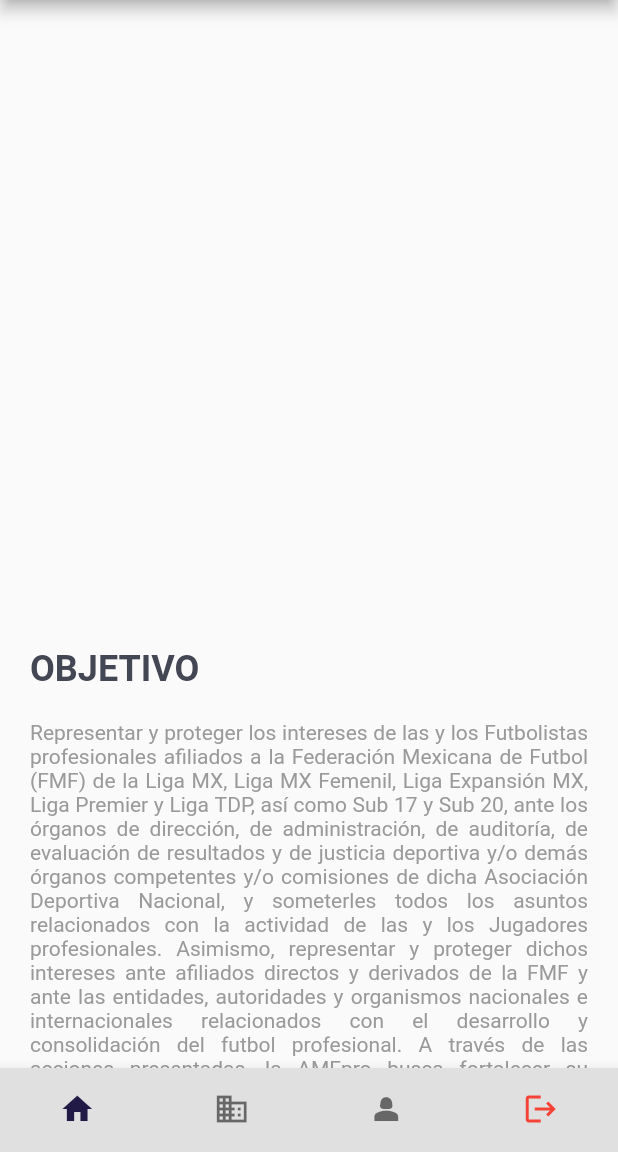
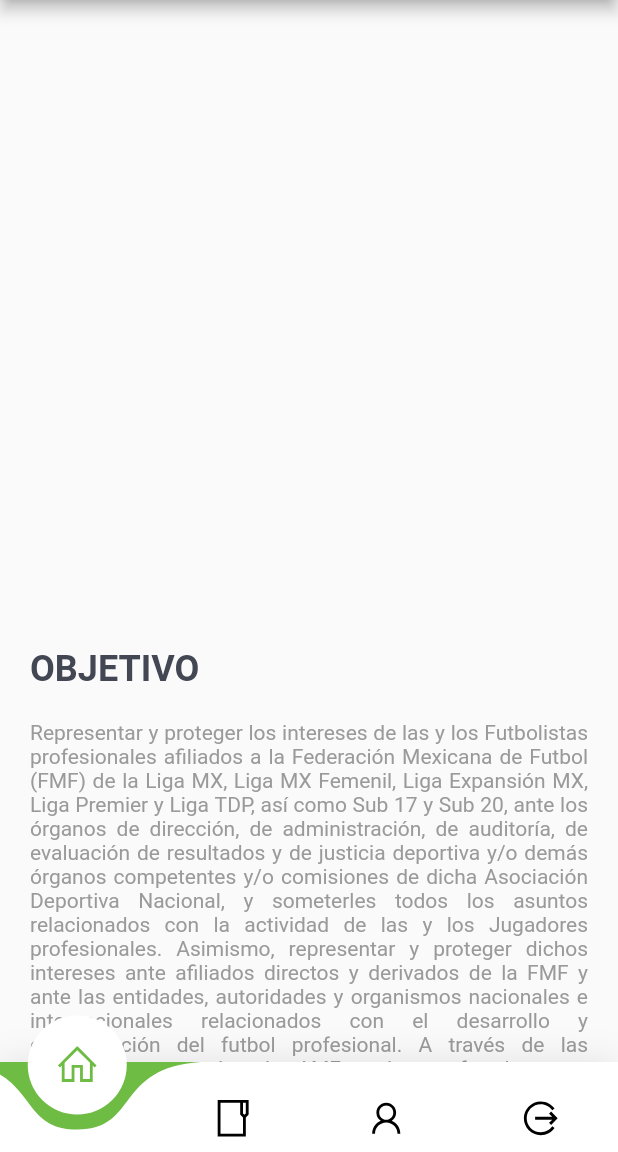
Before and after one commit to Serch12/appAMFpro, a Flutter app: the HomeRouteScreen screen opened by its route, on a phone screen of 412 x 824 dp, the part 84-1236 px from its top. Run offline on Flutter 3.47's test engine with Material 2 defaults, Android fonts, the phone set to English and light mode, and no system bars; drawn by our look-alikes of card_swiper, curved_navigation_bar; our stand-ins replace accordion, carousel_slider, firebase_auth, firebase_core, flutter_custom_clippers, flutter_secure_storage and 6 more; missing offline and left inert: mailer; accounts and stored records are empty; network calls fail.

Commit message:
Subo cambios

```diff
--- a/lib/widgets/navegador_bar.dart
+++ b/lib/widgets/navegador_bar.dart
@@ -1,27 +1,49 @@
 import 'package:flutter/material.dart';
 import 'package:provider/provider.dart';
+import 'package:line_icons/line_icons.dart';
+import 'package:curved_navigation_bar/curved_navigation_bar.dart';
 
 import '../services/services.dart';
 
 class NavegadorBar extends StatefulWidget {
-  final Function currentIndex;
+  final Function(int) currentIndex;
 
-  const NavegadorBar({super.key, required this.currentIndex});
+  const NavegadorBar({Key? key, required this.currentIndex}) : super(key: key);
+
   @override
-  State<NavegadorBar> createState() => _NavegadorBarState();
+  _NavegadorBarState createState() => _NavegadorBarState();
 }
 
 class _NavegadorBarState extends State<NavegadorBar> {
-  int index = 0;
+  int _index = 0;
+
   @override
   Widget build(BuildContext context) {
-    return BottomNavigationBar(
-        backgroundColor: Colors.grey.shade300,
-        type: BottomNavigationBarType.fixed,
-        selectedItemColor: Color(0xFF211A46),
-        showSelectedLabels: false,
-        showUnselectedLabels: false,
-        currentIndex: index,
+    return Container(
+      decoration: BoxDecoration(
+        color: Colors.white,
+        boxShadow: [
+          BoxShadow(
+            blurRadius: 20,
+            color: Colors.black.withOpacity(.1),
+          )
+        ],
+      ),
+      child: SafeArea(
+        child: CurvedNavigationBar(
+          index: _index,
+          height: 60.0,
+          items: <Widget>[
+            _buildIcon(LineIcons.home, 0),
+            _buildIcon(LineIcons.folder, 1),
+            _buildIcon(LineIcons.user, 2),
+            _buildIcon(LineIcons.alternateSignOut, 3),
+          ],
+          color: Colors.white,
+          buttonBackgroundColor: Colors.white,
+          backgroundColor: Color(0xFF6EBC44),
+          animationCurve: Curves.easeInOut,
+          animationDuration: Duration(milliseconds: 600),
           onTap: (int i) {
             if (i == 3) {
               // Si el índice es 3 (Cerrar Sesión), realiza la operación de cierre de sesión
@@ -33,23 +55,26 @@
             } else {
               // Si el índice no es 3, actualiza el índice y notifica al widget padre
               setState(() {
-              index = i;
+                _index = i;
                 widget.currentIndex(i);
               });
             }
           },
-        items: [
-          BottomNavigationBarItem(icon: Icon(Icons.home), label: 'Inicio'),
-          BottomNavigationBarItem(
-              icon: Icon(Icons.business), label: 'Solicitudes'),
-          BottomNavigationBarItem(icon: Icon(Icons.person_2), label: 'Perfil'),
-          BottomNavigationBarItem(
-            icon: Icon(
-              Icons.logout,
-              color: Colors.red,
+          letIndexChange: (index) => true,
         ),
-            label: 'Cerrar Sesión',
       ),
-        ]);
+    );
+  }
+
+  Widget _buildIcon(IconData iconData, int index) {
+    return AnimatedContainer(
+      duration: Duration(milliseconds: 300),
+      padding: EdgeInsets.all(10),
+      child: Icon(
+        iconData,
+        size: 30,
+        color: _index == index ? Color(0xFF6EBC44) : Colors.black,
+      ),
+    );
   }
 }
--- a/pubspec.yaml
+++ b/pubspec.yaml
@@ -55,6 +55,8 @@
   card_swiper : ^3.0.0
   flutter_widget_from_html: ^0.14.11
   audio_session: ^0.1.18
+  line_icons: ^2.0.3
+  curved_navigation_bar: ^1.0.3
 
 dev_dependencies:
   flutter_test:
```
Also changed, not shown: pubspec.lock, 1 other file. Lines whose indentation alone changed are shown as unchanged.
